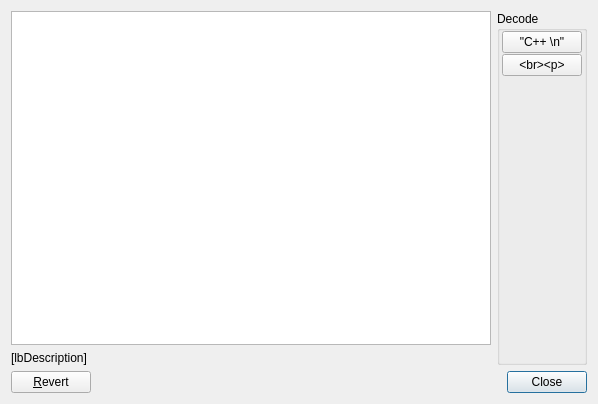
Qt form UTranslator/FmDecoder.ui (Mercury13/utranslator) before a commit.
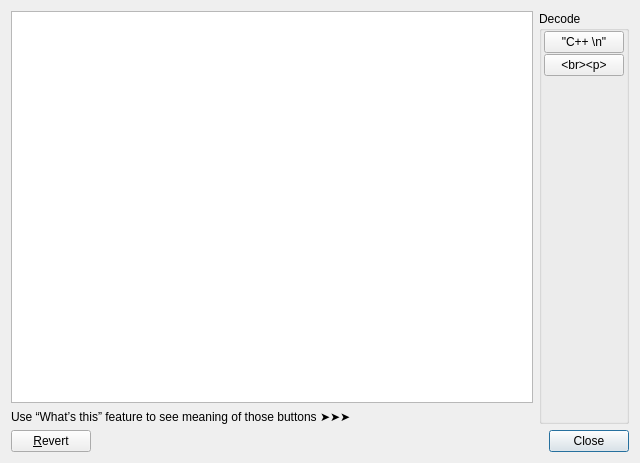
The same form after that commit.

Commit message: Now use “What’s this” to see button meaning

The edit to the form file:
```diff
--- a/UTranslator/FmDecoder.ui
+++ b/UTranslator/FmDecoder.ui
@@ -6,8 +6,8 @@
    <rect>
     <x>0</x>
     <y>0</y>
-    <width>598</width>
-    <height>404</height>
+    <width>640</width>
+    <height>463</height>
    </rect>
   </property>
   <property name="windowTitle">
@@ -24,7 +24,7 @@
        <item>
         <widget class="QLabel" name="lbDescription">
          <property name="text">
-          <string>[lbDescription]</string>
+          <string>Use “What’s this” feature to see meaning of those buttons ➤➤➤</string>
          </property>
         </widget>
        </item>
```
The commit also changes 1 other file.
